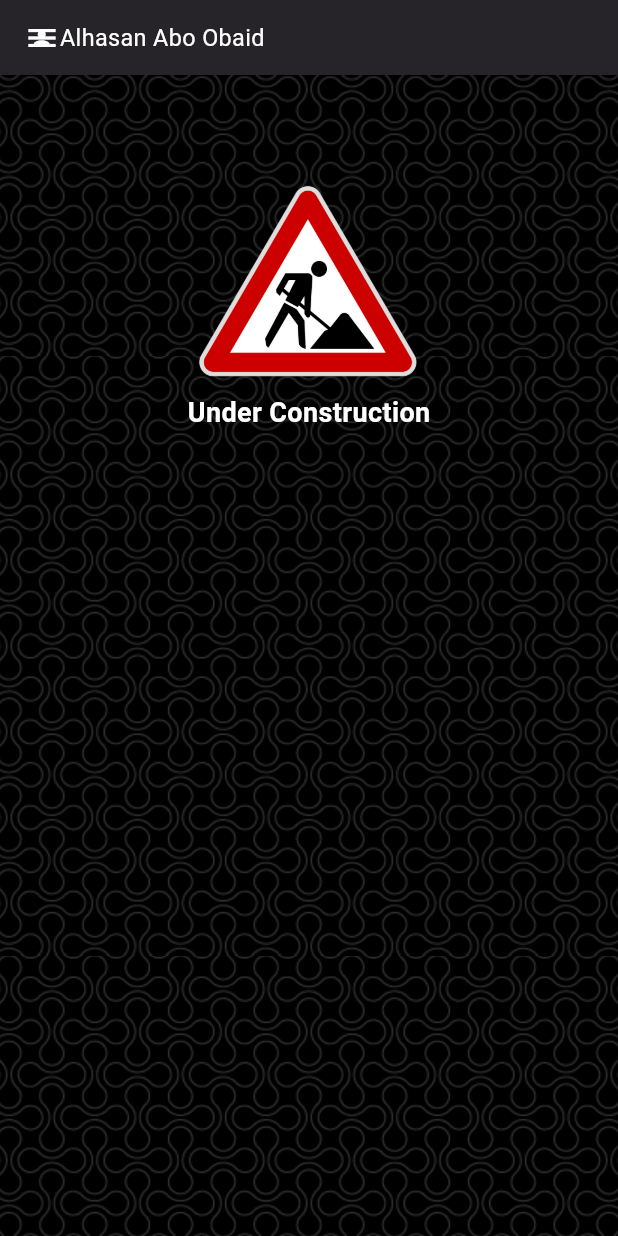
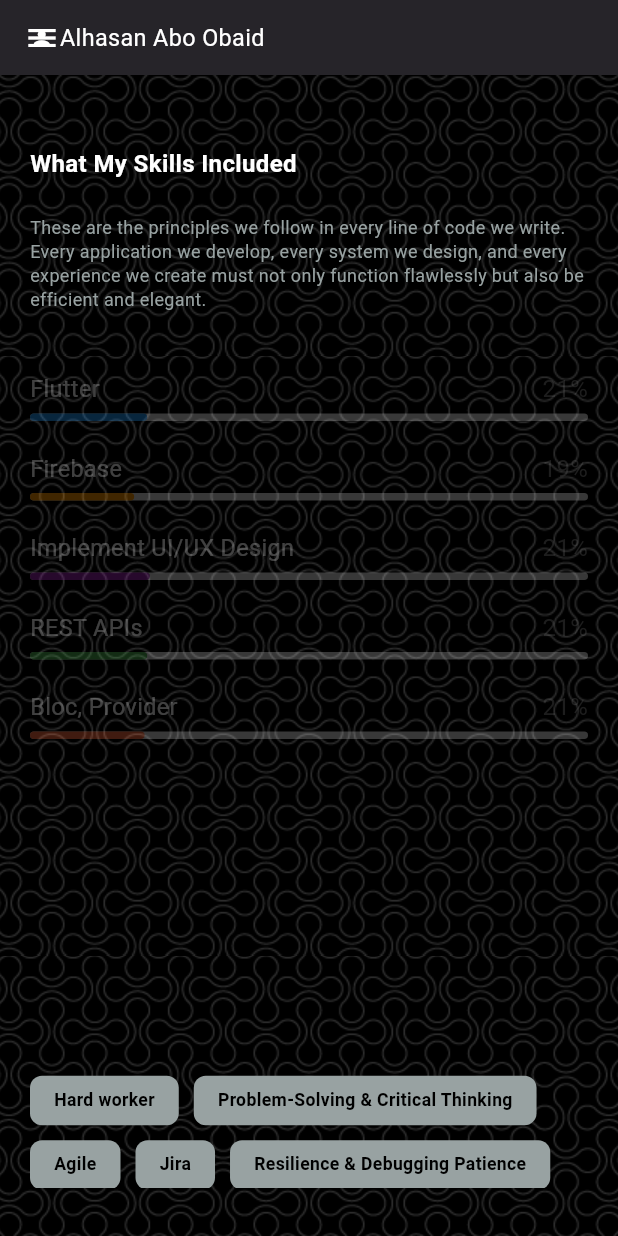
Before and after one commit to alhasan-s-aboobaid/alhasan-s-aboobaid.github.io, a Flutter app: the screen it shows after launch, swiped to page 2, on a phone screen of 412 x 824 dp. Run offline on Flutter 3.47's test engine with Material 3 defaults, Android fonts, the light colour scheme and no system bars; our stand-ins replace flutter_screenutil, font_awesome_flutter.

Commit message:
add skills section

```diff
--- a/lib/pages/home/home_page.dart
+++ b/lib/pages/home/home_page.dart
@@ -56,10 +56,9 @@ class _HomePageState extends State<HomePage> {
             controller: pageProvider.pageController,
             children: [
               ScreenSizeUtil.getScreenType(context) == ScreenType.desktop ? ProfileSection(sizes: sizes): ProfileSectionMobile(sizes: sizes),
-              //SkillsPage(sizes: sizes),
+              SkillsPage(sizes: sizes),
               ProjectsSection(sizes: sizes, screenType: screenType),
               ProjectsSection(sizes: sizes, screenType: screenType),
-              ProjectsSection(sizes: sizes, screenType: screenType)
             ],
           )
         ),
--- a/lib/pages/skills/skills_page.dart
+++ b/lib/pages/skills/skills_page.dart
@@ -1,10 +1,15 @@
+import 'package:alhasan_abo_obaid/core/utils/screen_size_util.dart';
 import 'package:alhasan_abo_obaid/core/utils/sizes.dart';
+import 'package:alhasan_abo_obaid/pages/home/widgets/fader.dart';
+import 'package:alhasan_abo_obaid/pages/skills/widgets/left_skills.dart';
+import 'package:alhasan_abo_obaid/pages/skills/widgets/right_skills.dart';
 import 'package:flutter/material.dart';
+import 'package:flutter_screenutil/flutter_screenutil.dart';
 
 class SkillsPage extends StatefulWidget {
   final Sizes sizes;
 
-  const SkillsPage({required this.sizes});
+  const SkillsPage({super.key, required this.sizes});
 
   @override
   State<SkillsPage> createState() => _SkillsPageState();
@@ -13,8 +18,39 @@ class SkillsPage extends StatefulWidget {
 class _SkillsPageState extends State<SkillsPage> with SingleTickerProviderStateMixin {
   @override
   Widget build(BuildContext context) {
-    return Scaffold(
-      body: Container(),
+    return Container(
+      padding: EdgeInsets.symmetric(horizontal: widget.sizes.sectionPadding, vertical: 32),
+      child: SingleChildScrollView(
+        child: Column(
+          crossAxisAlignment: CrossAxisAlignment.center,
+          mainAxisAlignment: MainAxisAlignment.center,
+          children: [
+            16.verticalSpace,
+            ScreenSizeUtil.getScreenType(context) == ScreenType.desktop
+                ? Row(
+                    children: [
+                      Expanded(
+                          child: LeftSkills(
+                        sizes: widget.sizes,
+                      )),
+                      16.horizontalSpace,
+                      const Expanded(child: EntranceFader(
+                          delay: Duration(milliseconds: 1000),
+                          child: RightSkills()))
+                    ],
+                  )
+                : Column(
+                    children: [
+                      LeftSkills(
+                        sizes: widget.sizes,
+                      ),
+                      16.verticalSpace,
+                      const RightSkills(isVertical: true)
+                    ],
+                  )
+          ],
+        ),
+      ),
     );
   }
 }
--- /dev/null
+++ b/lib/pages/skills/widgets/left_skills.dart
@@ -0,0 +1,139 @@
+import 'package:alhasan_abo_obaid/core/theme_manager/base_theme/base_theme_extension.dart';
+import 'package:alhasan_abo_obaid/core/theme_manager/text_theme/text_theme_extension.dart';
+import 'package:alhasan_abo_obaid/core/utils/extensions.dart';
+import 'package:alhasan_abo_obaid/core/utils/sizes.dart';
+import 'package:alhasan_abo_obaid/pages/home/widgets/fader.dart';
+import 'package:flutter/material.dart';
+import 'package:flutter_screenutil/flutter_screenutil.dart';
+
+
+class LeftSkills extends StatefulWidget {
+  const LeftSkills({super.key, required this.sizes});
+
+  final Sizes sizes;
+
+  @override
+  State<LeftSkills> createState() => _LeftSkillsState();
+}
+
+class _LeftSkillsState extends State<LeftSkills> {
+
+  final List<Map<String, dynamic>> skills = [
+    {'name': 'Flutter', 'level': 0.9, 'color': Colors.blue},
+    {'name': 'Firebase', 'level': 0.8, 'color': Colors.orange},
+    {'name': 'Implement UI/UX Design', 'level': 0.92, 'color': Colors.purple},
+    {'name': 'REST APIs', 'level': 0.9, 'color': Colors.green},
+    {'name': 'Bloc, Provider', 'level': 0.88, 'color': Colors.deepOrangeAccent},
+  ];
+
+
+  final List<Map<String, dynamic>> otherSkills = [
+    {'name': 'API Integration & Networking', 'color': Colors.blue},
+    {'name': 'State Management','color': Colors.deepOrangeAccent},
+    {'name': 'Database & Local Storage','color': Colors.deepPurple},
+    {'name': 'Flutter web','color': Colors.pink},
+    {'name': 'Firebase & Backend Integration','color': Colors.brown},
+    {'name': 'Deeplink','color': Colors.blue},
+    {'name': 'UI/UX & Animations','color': Colors.grey},
+    {'name': 'Performance Optimization','color': Colors.blueGrey},
+    {'name': 'Deployment & DevOps','color': Colors.pink},
+  ];
+
+  @override
+  Widget build(BuildContext context) {
+    return Column(
+      crossAxisAlignment: CrossAxisAlignment.start,
+      children: [
+        EntranceFader(
+          child: Text(
+            "What My Skills Included",
+            style: Theme.of(context).styles.headingMedium.copyWith(
+                color: Theme.of(context).themeColors.white, fontSize: widget.sizes.homeGreetingTitle),
+          ),
+        ),
+        24.verticalSpace,
+        EntranceFader(
+          delay: Duration(milliseconds: 300),
+          child: Text(
+            "These are the principles we follow in every line of code we write. Every application we develop, every system we design, and every experience we create must not only function flawlessly but also be efficient and elegant.",
+            style: Theme.of(context).styles.bodyRegularSmall.copyWith(
+                color: Theme.of(context).themeColors.disabledButton, fontSize: widget.sizes.homeSubtitle),
+          ),
+        ),
+        16.verticalSpace,
+        EntranceFader(
+            delay: Duration(milliseconds: 600),
+            child: Column(children: [
+              ...skills.map((skill) {
+                return TweenAnimationBuilder(
+                  duration: const Duration(seconds: 3),
+                  tween: Tween<double>(begin: 0, end: skill['level']),
+                  builder: (context, double value, child) {
+                    return Column(
+                      children: [
+                        Row(
+                          mainAxisAlignment: MainAxisAlignment.spaceBetween,
+                          children: [
+                            Text(
+                                skill['name'],
+                                style: Theme.of(context).styles.bodyRegularLarge.copyWith(
+                                    color: Colors.white
+                                )
+                            ),
+                            Text(
+                              '${(value * 100).toStringAsFixed(0)}%',
+                              style: TextStyle(
+                                fontSize: 16,
+                                color: Colors.grey[600],
+                              ),
+                            ),
+                          ],
+                        ),
+                        SizedBox(height: 5),
+                        LinearProgressIndicator(
+                          value: value,
+                          backgroundColor: Colors.grey[300],
+                          color: skill['color'],
+                          minHeight: 5,
+                          borderRadius: BorderRadius.circular(5),
+                        ),
+                        SizedBox(height: 20),
+                      ],
+                    );
+                  },
+                );
+              }).toList(),
+            ],)),
+        8.verticalSpace,
+        EntranceFader(
+          delay: Duration(milliseconds: 1000),
+          child: SizedBox(
+            child: Wrap(
+              runSpacing: 10,
+              spacing: 10,
+              children: [
+                ...otherSkills.map((skill) {
+                  return Container(
+                    padding: const EdgeInsets.symmetric(horizontal: 16, vertical: 8),
+                    decoration: BoxDecoration(
+                        color: Colors.grey[50],
+                        borderRadius: 8.radiusAll
+                    ),
+                    child: Text(
+                      skill['name'],
+                      style: TextStyle(
+                        fontSize: 12.sp,
+                        fontWeight: FontWeight.bold,
+                        color: Colors.black,
+                      ),
+                    ),
+                  );
+                }).toList(),
+              ],
+            ),
+          ),
+        ),
+      ],
+    );
+  }
+}
--- /dev/null
+++ b/lib/pages/skills/widgets/right_skills.dart
@@ -0,0 +1,79 @@
+import 'package:alhasan_abo_obaid/core/theme_manager/base_theme/base_theme_extension.dart';
+import 'package:alhasan_abo_obaid/core/utils/extensions.dart';
+import 'package:flutter/material.dart';
+import 'package:flutter_screenutil/flutter_screenutil.dart';
+
+
+class RightSkills extends StatefulWidget {
+  const RightSkills({super.key, this.isVertical = false});
+
+  final bool isVertical;
+
+  @override
+  State<RightSkills> createState() => _RightSkillsState();
+}
+
+class _RightSkillsState extends State<RightSkills> {
+
+  final List<Map<String, dynamic>> otherSkills2 = [
+    {'name': 'Hard worker', 'color': Colors.blue},
+    {'name': 'Problem-Solving & Critical Thinking','color': Colors.deepOrangeAccent},
+    {'name': 'Agile','color': Colors.yellow},
+    {'name': 'Jira','color': Colors.lightGreen},
+    {'name': 'Resilience & Debugging Patience','color': Colors.lightGreen},
+    {'name': 'Adaptability & Continuous Learning','color': Colors.deepPurple},
+    {'name': 'Communication & Collaboration','color': Colors.pink},
+    {'name': 'Time Management & Organization','color': Colors.pink},
+  ];
+
+  bool _hover = false;
+
+  @override
+  Widget build(BuildContext context) {
+    return SizedBox(
+      width: MediaQuery.of(context).size.width,
+      child: Column(
+        crossAxisAlignment: CrossAxisAlignment.start,
+        children: [
+          Wrap(
+            runSpacing: widget.isVertical ? 10 : 20,
+            spacing: widget.isVertical ? 10 : 20,
+            children: [
+              ...otherSkills2.map((skill) {
+                return Container(
+                  padding: const EdgeInsets.symmetric(horizontal: 16, vertical: 8),
+                  decoration: BoxDecoration(
+                      color: _hover ? Theme.of(context).themeColors.primaryLight : Theme.of(context).themeColors.disabledButton,
+                      borderRadius: 8.radiusAll
+                  ),
+                  child: MouseRegion(
+                    cursor: SystemMouseCursors.click,
+
+                    onEnter: (event) {
+                      setState(() {
+                        _hover = true;
+                      });
+                    },
+                    onExit: (event) {
+                      setState(() {
+                        _hover = false;
+                      });
+                    },
+                    child: Text(
+                      skill['name'],
+                      style: TextStyle(
+                        fontSize: widget.isVertical ? 12.sp : 18.sp,
+                        fontWeight: FontWeight.bold,
+                        color: Colors.black,
+                      ),
+                    ),
+                  ),
+                );
+              }).toList(),
+            ],
+          ),
+        ],
+      ),
+    );
+  }
+}
```
